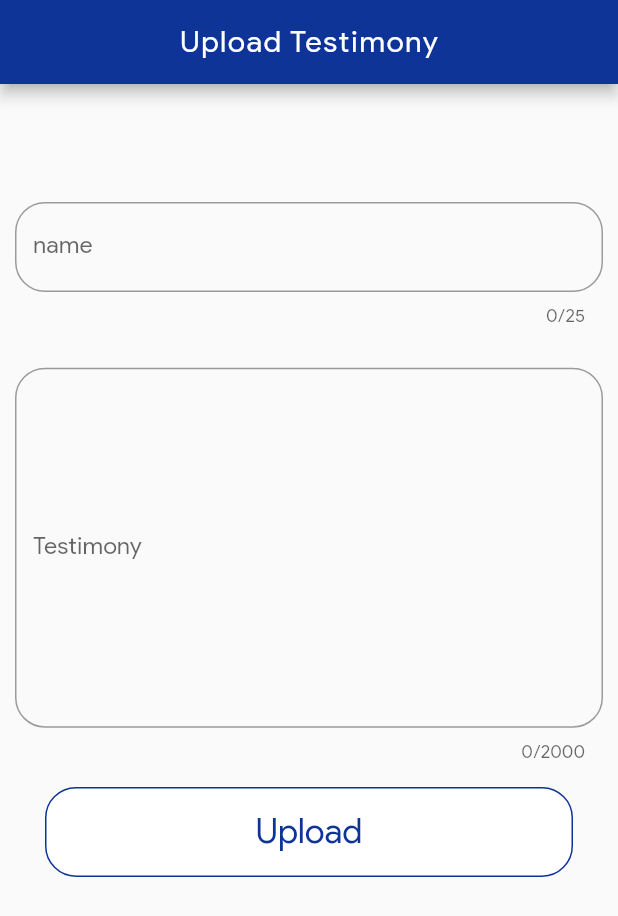
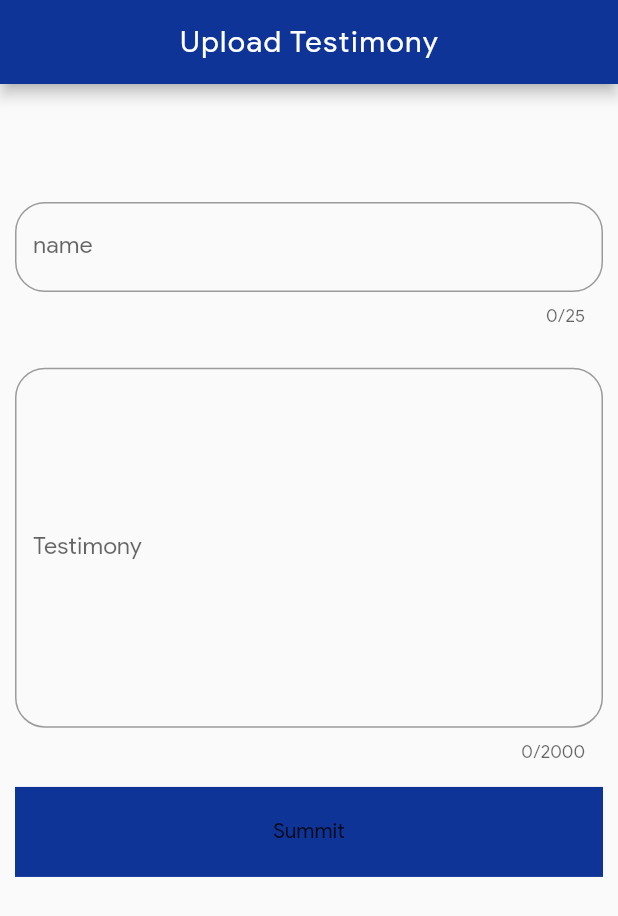
Before and after one commit to henryadebayo/new_stea, a Flutter app: the AddTestimony screen opened directly, on a phone screen of 412 x 824 dp. Shown: the top 916 px of the screen. Run offline on Flutter 3.47's test engine with Material 2 defaults, Android fonts, the phone set to English and light mode, and no system bars; our stand-ins replace carousel_slider, file_picker, firebase_auth, firebase_core, firebase_database, firebase_storage and 5 more; missing offline and left inert: dart:ffi; accounts and stored records are empty; network calls fail.

```diff
--- a/lib/main.dart
+++ b/lib/main.dart
@@ -20,7 +20,7 @@ class MyApp extends StatelessWidget {
 
     return MultiProvider(providers: [
       ChangeNotifierProvider(create: (_)=>
-          TestimonyVeiwModel()
+          TestimonyVeiwModel(),
       ),
     ],
       child:  ScreenUtilInit(
--- a/lib/screens/AddTestimonyPage.dart
+++ b/lib/screens/AddTestimonyPage.dart
@@ -2,7 +2,6 @@ import 'package:flutter/material.dart';
 import 'package:flutter_spinkit/flutter_spinkit.dart';
 import 'package:provider/provider.dart';
 import 'package:stea/models/testimonyModel.dart';
-import 'package:stea/widgets/buton.dart';
 import 'package:stea/widgets/const.dart';
 import '../view_models/testimony_view_models.dart';
 
@@ -15,10 +14,10 @@ class AddTestimony extends StatelessWidget {
   final formkey = GlobalKey<FormState>();
   final mainKey = GlobalKey<ScaffoldState>();
 
+
   @override
   Widget build(BuildContext context) {
 this._context = context;
-
 
     TestimonyVeiwModel testimonyVeiwModel = context.watch<TestimonyVeiwModel>();
 
@@ -103,12 +102,7 @@ this._context = context;
                   .of(context)
                   .size
                   .height / 50),
-
-              RoundWhiteButton(
-                label: "Upload",
-                width: 500.0,
-                height: 60.0,
-                //onTap: onPressed(),
+              InkWell(
                 onTap: () {
                   var form = formkey.currentState;
                   if (form!.validate()) {
@@ -130,7 +124,43 @@ this._context = context;
                     }
                   }
                 },
+                child: Container(
+                    width: 500.0,
+                    height: 60.0,
+                  color: KdarkBlueColour,
+                  child: Center(
+                    child: Text("Summit"),
+                  ),
+                ),
               ),
+
+              // RoundWhiteButton(
+              //   label: "Upload",
+              //   width: 500.0,
+              //   height: 60.0,
+              //   //onTap: onPressed(),
+              //   onTap: () {
+              //     var form = formkey.currentState;
+              //     if (form!.validate()) {
+              //       print("THIS IS LOADING STATE 3::: ${testimonyVeiwModel.loadingg.toString()}");
+              //       form.save();
+              //       testimonyVeiwModel.sendTestimony(name, details);
+              //       if(testimonyVeiwModel.loadingg){
+              //         showLoadingIndicator(context);
+              //       } else{
+              //         Navigator.of(context).pop();
+              //         const SnackBar(
+              //           backgroundColor: KdarkBlueColour,
+              //           content: Text("Testimony uploaded successfully"),
+              //           duration: Duration(
+              //               seconds: 2
+              //           ),
+              //         );
+              //         print("THIS IS LOADING STATE 4::: ${testimonyVeiwModel.loadingg.toString()}");
+              //       }
+              //     }
+              //   },
+              // ),
             ],
           ),
         ),
--- a/lib/screens/home_screen.dart
+++ b/lib/screens/home_screen.dart
@@ -103,7 +103,7 @@ class _HomeScreenState extends State<HomeScreen> {
                   ),
                   quickAccessIcon(),
                   SizedBox(height: 30.0.h),
-                  Expanded(
+                  Container(
                     child: Row(
                       mainAxisAlignment: MainAxisAlignment.spaceEvenly,
                       children: [
```
Also changed, not shown: lib/Services/devotional_services.dart (+127 -31 lines).
